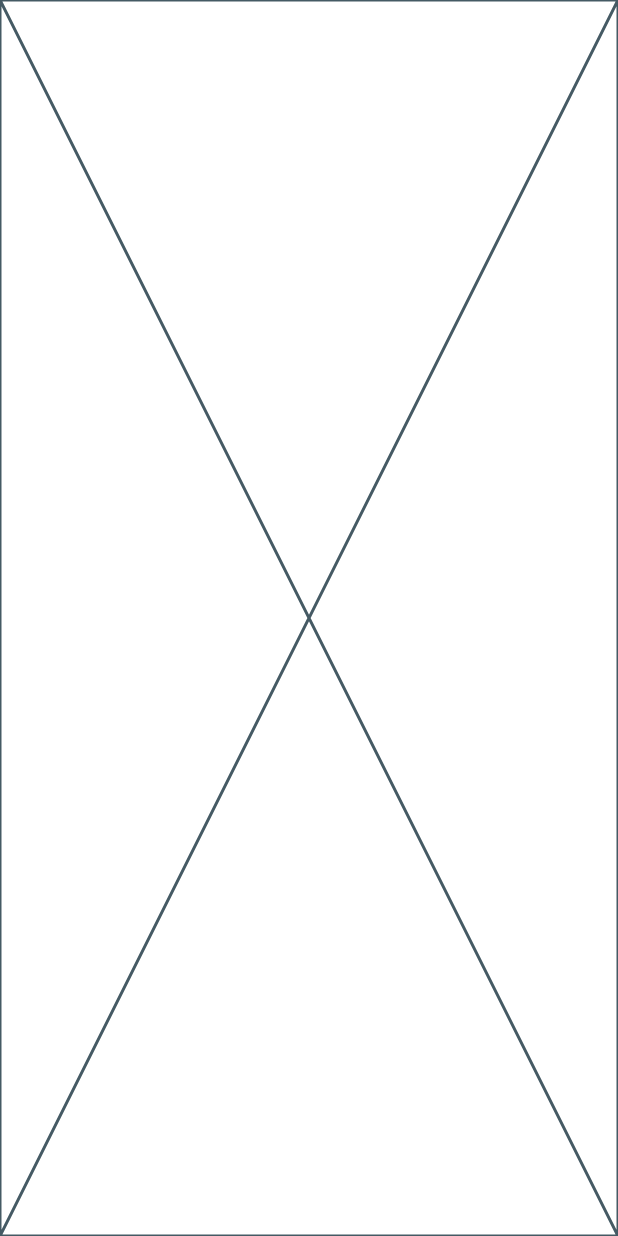
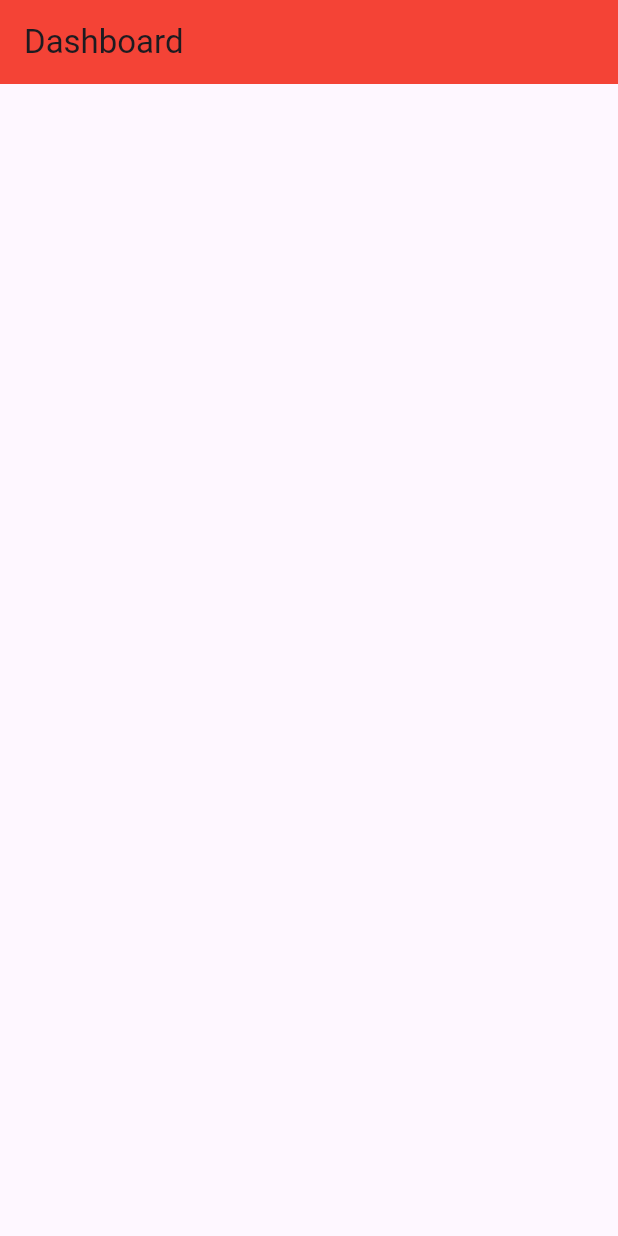
Before and after one commit to RIOKOWI/flutter_container, a Flutter app: the screen it shows after launch, on a phone screen of 412 x 824 dp. Run offline on Flutter 3.47's test engine with Material 3 defaults, Android fonts, the phone set to English and light mode, and no system bars.

Commit message:
add color

```diff
--- a/lib/main.dart
+++ b/lib/main.dart
@@ -23,7 +23,21 @@ class Home extends StatelessWidget {
 
   @override
   Widget build(BuildContext context) {
-    return const Placeholder();
+    return Scaffold(
+            appBar: AppBar(
+              title: const Text("Dashboard"),
+              actions: const [],
+              backgroundColor: Colors.red,
+            ),
+            body: SingleChildScrollView(
+              child: Container(
+                padding: const EdgeInsets.all(20.0),
+                child: const Column(
+                  children: [],
+                ),
+              ),
+            ),
+          );
   }
 }
 
```
